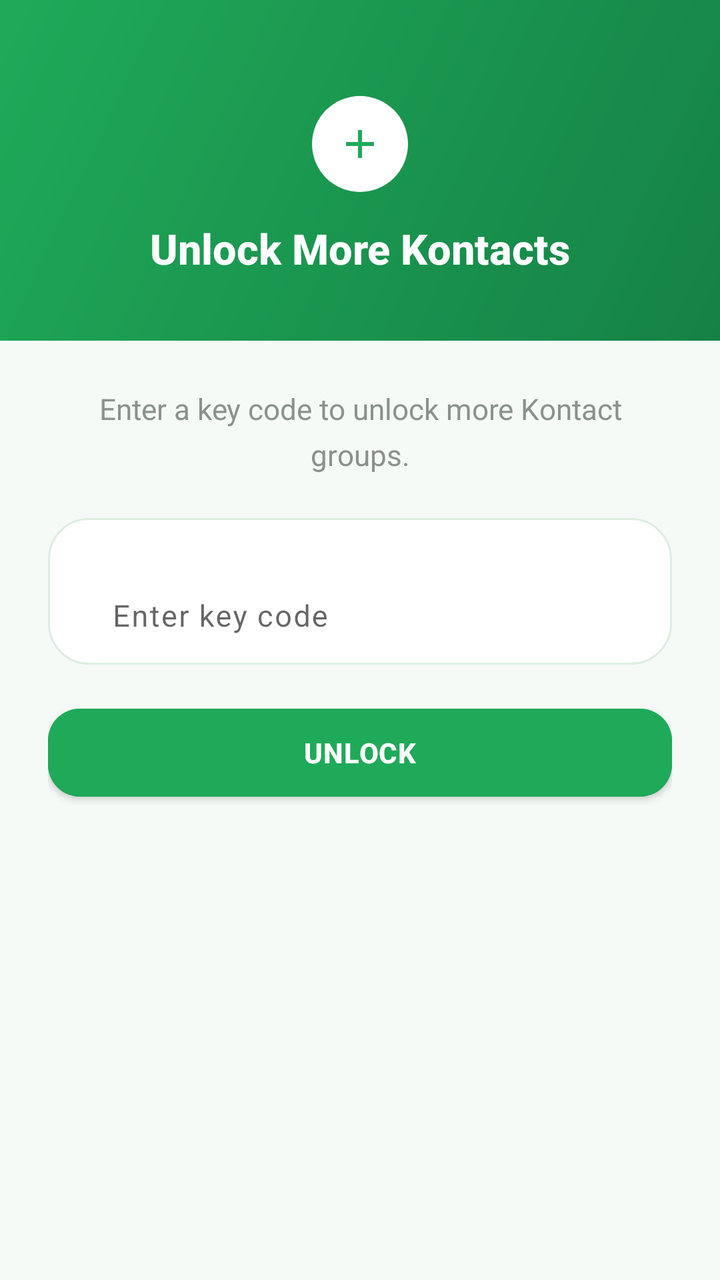
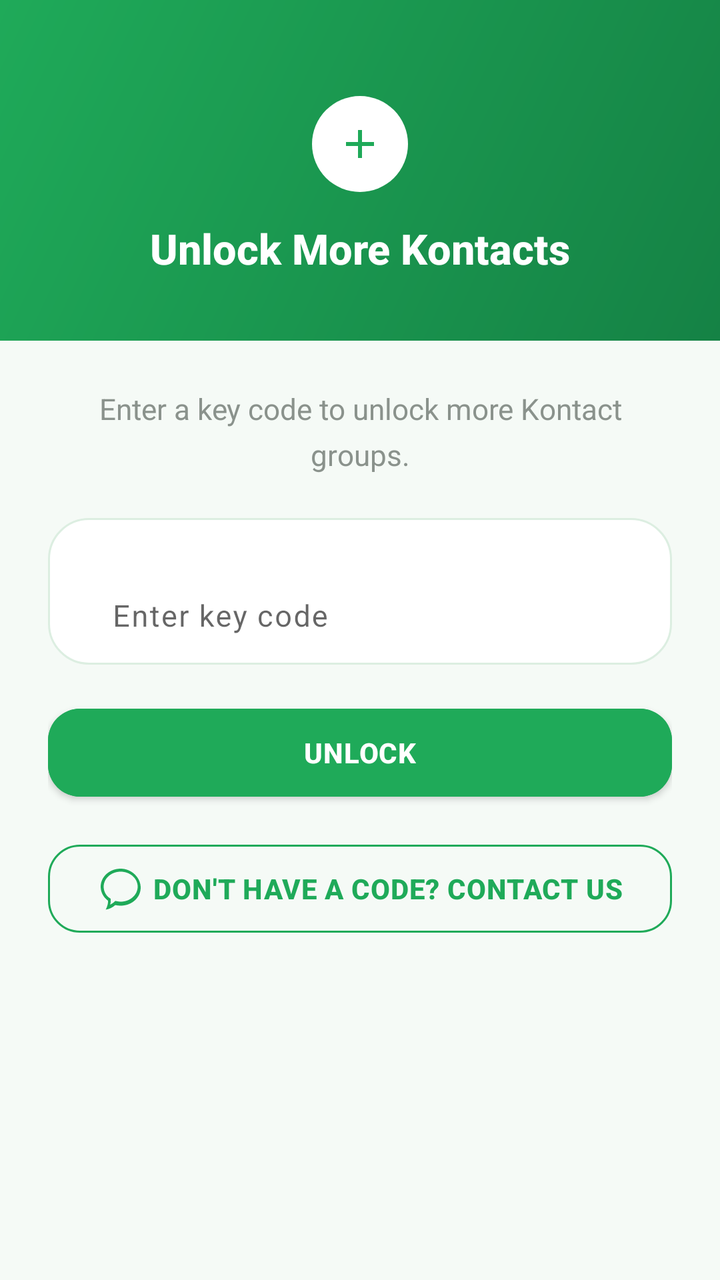

Compare the two renders of this Android layout. The source of the first and the diff that turns it into the second are given below.
<!-- AndroidManifest.xml: application theme Theme.VGKontact -->
<!-- res/layout/activity_upgrade_plan.xml -->
<?xml version="1.0" encoding="utf-8"?>
<LinearLayout xmlns:android="http://schemas.android.com/apk/res/android"
    xmlns:app="http://schemas.android.com/apk/res-auto"
    android:layout_width="match_parent"
    android:layout_height="match_parent"
    android:orientation="vertical"
    android:background="@color/stats_card_fill">

    <LinearLayout
        android:layout_width="match_parent"
        android:layout_height="wrap_content"
        android:orientation="vertical"
        android:background="@drawable/header_gradient"
        android:paddingTop="48dp"
        android:paddingBottom="32dp"
        android:paddingStart="24dp"
        android:paddingEnd="24dp"
        android:gravity="center">

        <ImageView
            android:layout_width="48dp"
            android:layout_height="48dp"
            android:padding="12dp"
            android:src="@drawable/ic_add"
            android:background="@drawable/avatar_circle_background"
            app:tint="@color/vg_green" />

        <TextView
            android:layout_width="wrap_content"
            android:layout_height="wrap_content"
            android:layout_marginTop="14dp"
            android:text="@string/title_upgrade_plan"
            android:textSize="21sp"
            android:textStyle="bold"
            android:fontFamily="sans-serif-medium"
            android:textColor="@color/white" />
    </LinearLayout>

    <LinearLayout
        android:layout_width="match_parent"
        android:layout_height="0dp"
        android:layout_weight="1"
        android:orientation="vertical"
        android:gravity="top"
        android:padding="24dp">

        <TextView
            android:layout_width="match_parent"
            android:layout_height="wrap_content"
            android:text="@string/upgrade_plan_coming_soon"
            android:textSize="14.5sp"
            android:lineSpacingMultiplier="1.3"
            android:textColor="@color/text_muted"
            android:gravity="center"
            android:layout_marginBottom="22dp" />

        
        <LinearLayout
            android:layout_width="match_parent"
            android:layout_height="wrap_content"
            android:orientation="vertical"
            android:background="@drawable/card_background"
            android:padding="4dp"
            android:layout_marginBottom="16dp">

            <com.google.android.material.textfield.TextInputLayout
                android:layout_width="match_parent"
                android:layout_height="wrap_content"
                app:boxBackgroundMode="none"
                app:hintTextColor="@color/vg_green"
                android:paddingStart="12dp"
                android:paddingEnd="12dp">

                <com.google.android.material.textfield.TextInputEditText
                    android:id="@+id/keyCodeInput"
                    android:layout_width="match_parent"
                    android:layout_height="wrap_content"
                    android:hint="@string/hint_key_code"
                    android:inputType="textCapCharacters"
                    android:textSize="15sp"
                    android:letterSpacing="0.05"
                    android:maxLines="1" />

            </com.google.android.material.textfield.TextInputLayout>

        </LinearLayout>

        <Button
            android:id="@+id/redeemKeyButton"
            android:layout_width="match_parent"
            android:layout_height="56dp"
            android:text="@string/btn_redeem_key"
            android:textAllCaps="true"
            android:letterSpacing="0.02"
            android:backgroundTint="@color/vg_green"
            android:textColor="@color/white"
            android:textStyle="bold"
            app:cornerRadius="16dp" />

        <ProgressBar
            android:id="@+id/redeemProgressBar"
            android:layout_width="wrap_content"
            android:layout_height="wrap_content"
            android:layout_marginTop="16dp"
            android:layout_gravity="center_horizontal"
            android:visibility="gone" />

    </LinearLayout>

</LinearLayout>
<!-- resources referenced by this layout -->
<resources>
  <color name="stats_card_fill">#F5FAF6</color>
  <color name="text_muted">#8A928C</color>
  <color name="vg_green">#1FAA59</color>
  <color name="white">#FFFFFF</color>
  <!-- drawable avatar_circle_background (drawable) -->
  <?xml version="1.0" encoding="utf-8"?>
  <shape xmlns:android="http://schemas.android.com/apk/res/android"
      android:shape="oval">
  
      <solid android:color="@color/white" />
  
  </shape>
  <!-- drawable card_background (drawable) -->
  <?xml version="1.0" encoding="utf-8"?>
  <shape xmlns:android="http://schemas.android.com/apk/res/android"
      android:shape="rectangle">
      <solid android:color="@color/white" />
      <corners android:radius="20dp" />
      <stroke android:width="1dp" android:color="@color/stats_card_border" />
  </shape>
  <!-- drawable header_gradient (drawable) -->
  <?xml version="1.0" encoding="utf-8"?>
  <shape xmlns:android="http://schemas.android.com/apk/res/android"
      android:shape="rectangle">
      <gradient
          android:angle="315"
          android:startColor="@color/vg_green"
          android:endColor="@color/vg_green_dark" />
  </shape>
  <!-- drawable ic_add (drawable) -->
  <vector xmlns:android="http://schemas.android.com/apk/res/android"
      android:width="24dp"
      android:height="24dp"
      android:viewportWidth="24"
      android:viewportHeight="24">
      <path
          android:fillColor="#FF000000"
          android:pathData="M19,13h-6v6h-2v-6H5v-2h6V5h2v6h6z"/>
  </vector>
  <string name="btn_redeem_key">Unlock</string>
  <string name="hint_key_code">Enter key code</string>
  <string name="title_upgrade_plan">Unlock More Kontacts</string>
  <string name="upgrade_plan_coming_soon">Enter a key code to unlock more Kontact groups.</string>
  <style name="Theme.VGKontact" parent="Theme.MaterialComponents.DayNight.NoActionBar">
          
          <item name="colorPrimary">#25D366</item>
          <item name="colorPrimaryVariant">#128C7E</item>
          <item name="colorOnPrimary">#FFFFFF</item>
  
          
          <item name="android:windowBackground">#FFFFFF</item>
          <item name="android:textColorPrimary">#000000</item>
          <item name="android:textColorSecondary">#555555</item>
  
          
          <item name="android:forceDarkAllowed">false</item>
      </style>
  <color name="stats_card_border">#DCEEE1</color>
  <color name="vg_green_dark">#158245</color>
</resources>

<!-- the commit's change to res/layout/activity_upgrade_plan.xml (unified diff, before → after) -->
@@ -1,110 +1,135 @@
 <?xml version="1.0" encoding="utf-8"?>
-<LinearLayout xmlns:android="http://schemas.android.com/apk/res/android"
+<androidx.core.widget.NestedScrollView xmlns:android="http://schemas.android.com/apk/res/android"
     xmlns:app="http://schemas.android.com/apk/res-auto"
     android:layout_width="match_parent"
     android:layout_height="match_parent"
-    android:orientation="vertical"
-    android:background="@color/stats_card_fill">
+    android:background="@color/stats_card_fill"
+    android:fillViewport="true">
 
     <LinearLayout
         android:layout_width="match_parent"
         android:layout_height="wrap_content"
-        android:orientation="vertical"
-        android:background="@drawable/header_gradient"
-        android:paddingTop="48dp"
-        android:paddingBottom="32dp"
-        android:paddingStart="24dp"
-        android:paddingEnd="24dp"
-        android:gravity="center">
+        android:orientation="vertical">
 
-        <ImageView
-            android:layout_width="48dp"
-            android:layout_height="48dp"
-            android:padding="12dp"
-            android:src="@drawable/ic_add"
-            android:background="@drawable/avatar_circle_background"
-            app:tint="@color/vg_green" />
-
-        <TextView
-            android:layout_width="wrap_content"
-            android:layout_height="wrap_content"
-            android:layout_marginTop="14dp"
-            android:text="@string/title_upgrade_plan"
-            android:textSize="21sp"
-            android:textStyle="bold"
-            android:fontFamily="sans-serif-medium"
-            android:textColor="@color/white" />
-    </LinearLayout>
-
-    <LinearLayout
-        android:layout_width="match_parent"
-        android:layout_height="0dp"
-        android:layout_weight="1"
-        android:orientation="vertical"
-        android:gravity="top"
-        android:padding="24dp">
-
-        <TextView
-            android:layout_width="match_parent"
-            android:layout_height="wrap_content"
-            android:text="@string/upgrade_plan_coming_soon"
-            android:textSize="14.5sp"
-            android:lineSpacingMultiplier="1.3"
-            android:textColor="@color/text_muted"
-            android:gravity="center"
-            android:layout_marginBottom="22dp" />
-
-        
         <LinearLayout
             android:layout_width="match_parent"
             android:layout_height="wrap_content"
             android:orientation="vertical"
-            android:background="@drawable/card_background"
-            android:padding="4dp"
-            android:layout_marginBottom="16dp">
+            android:background="@drawable/header_gradient"
+            android:paddingTop="48dp"
+            android:paddingBottom="32dp"
+            android:paddingStart="24dp"
+            android:paddingEnd="24dp"
+            android:gravity="center">
 
-            <com.google.android.material.textfield.TextInputLayout
-                android:layout_width="match_parent"
+            <ImageView
+                android:layout_width="48dp"
+                android:layout_height="48dp"
+                android:padding="12dp"
+                android:src="@drawable/ic_add"
+                android:background="@drawable/avatar_circle_background"
+                app:tint="@color/vg_green" />
+
+            <TextView
+                android:id="@+id/upgradeTitleText"
+                android:layout_width="wrap_content"
                 android:layout_height="wrap_content"
-                app:boxBackgroundMode="none"
-                app:hintTextColor="@color/vg_green"
-                android:paddingStart="12dp"
-                android:paddingEnd="12dp">
-
-                <com.google.android.material.textfield.TextInputEditText
-                    android:id="@+id/keyCodeInput"
-                    android:layout_width="match_parent"
-                    android:layout_height="wrap_content"
-                    android:hint="@string/hint_key_code"
-                    android:inputType="textCapCharacters"
-                    android:textSize="15sp"
-                    android:letterSpacing="0.05"
-                    android:maxLines="1" />
-
-            </com.google.android.material.textfield.TextInputLayout>
+                android:layout_marginTop="14dp"
+                android:text="@string/title_upgrade_plan"
+                android:textSize="21sp"
+                android:textStyle="bold"
+                android:fontFamily="sans-serif-medium"
+                android:textColor="@color/white" />
 
         </LinearLayout>
 
-        <Button
-            android:id="@+id/redeemKeyButton"
+        <LinearLayout
             android:layout_width="match_parent"
-            android:layout_height="56dp"
-            android:text="@string/btn_redeem_key"
-            android:textAllCaps="true"
-            android:letterSpacing="0.02"
-            android:backgroundTint="@color/vg_green"
-            android:textColor="@color/white"
-            android:textStyle="bold"
-            app:cornerRadius="16dp" />
+            android:layout_height="wrap_content"
+            android:orientation="vertical"
+            android:gravity="top"
+            android:padding="24dp">
 
-        <ProgressBar
-            android:id="@+id/redeemProgressBar"
-            android:layout_width="wrap_content"
-            android:layout_height="wrap_content"
-            android:layout_marginTop="16dp"
-            android:layout_gravity="center_horizontal"
-            android:visibility="gone" />
+            <TextView
+                android:id="@+id/upgradeSubtitleText"
+                android:layout_width="match_parent"
+                android:layout_height="wrap_content"
+                android:text="@string/upgrade_plan_coming_soon"
+                android:textSize="14.5sp"
+                android:lineSpacingMultiplier="1.3"
+                android:textColor="@color/text_muted"
+                android:gravity="center"
+                android:layout_marginBottom="22dp" />
+
+            <LinearLayout
+                android:layout_width="match_parent"
+                android:layout_height="wrap_content"
+                android:orientation="vertical"
+                android:background="@drawable/card_background"
+                android:padding="4dp"
+                android:layout_marginBottom="16dp">
+
+                <com.google.android.material.textfield.TextInputLayout
+                    android:layout_width="match_parent"
+                    android:layout_height="wrap_content"
+                    app:boxBackgroundMode="none"
+                    app:hintTextColor="@color/vg_green"
+                    android:paddingStart="12dp"
+                    android:paddingEnd="12dp">
+
+                    <com.google.android.material.textfield.TextInputEditText
+                        android:id="@+id/keyCodeInput"
+                        android:layout_width="match_parent"
+                        android:layout_height="wrap_content"
+                        android:hint="@string/hint_key_code"
+                        android:inputType="textCapCharacters"
+                        android:textSize="15sp"
+                        android:letterSpacing="0.05"
+                        android:maxLines="1" />
+
+                </com.google.android.material.textfield.TextInputLayout>
+
+            </LinearLayout>
+
+            <Button
+                android:id="@+id/redeemKeyButton"
+                android:layout_width="match_parent"
+                android:layout_height="56dp"
+                android:text="@string/btn_redeem_key"
+                android:textAllCaps="true"
+                android:letterSpacing="0.02"
+                android:backgroundTint="@color/vg_green"
+                android:textColor="@color/white"
+                android:textStyle="bold"
+                app:cornerRadius="16dp" />
+
+            <Button
+                android:id="@+id/noCodeContactUsButton"
+                android:layout_width="match_parent"
+                android:layout_height="56dp"
+                android:layout_marginTop="12dp"
+                android:text="@string/btn_no_code_contact_us"
+                android:textAllCaps="true"
+                android:letterSpacing="0.02"
+                android:textStyle="bold"
+                style="@style/Widget.MaterialComponents.Button.OutlinedButton"
+                app:strokeColor="@color/primary_light"
+                android:textColor="@color/primary_light"
+                app:icon="@drawable/ic_chat"
+                app:iconTint="@color/primary_light"
+                app:iconGravity="textStart"
+                app:cornerRadius="16dp" />
+
+            <ProgressBar
+                android:id="@+id/redeemProgressBar"
+                android:layout_width="wrap_content"
+                android:layout_height="wrap_content"
+                android:layout_marginTop="16dp"
+                android:layout_gravity="center_horizontal"
+                android:visibility="gone" />
+
+        </LinearLayout>
 
     </LinearLayout>
 
-</LinearLayout>
+</androidx.core.widget.NestedScrollView>
<!-- resource entries referenced after the edit -->
@@ -1,5 +1,6 @@
 <!-- resources referenced by this layout -->
 <resources>
+  <color name="primary_light">@color/vg_green</color>
   <color name="stats_card_fill">#F5FAF6</color>
   <color name="text_muted">#8A928C</color>
   <color name="vg_green">#1FAA59</color>
@@ -39,6 +40,17 @@
           android:fillColor="#FF000000"
           android:pathData="M19,13h-6v6h-2v-6H5v-2h6V5h2v6h6z"/>
   </vector>
+  <!-- drawable ic_chat (drawable) -->
+  <vector xmlns:android="http://schemas.android.com/apk/res/android"
+      android:width="24dp"
+      android:height="24dp"
+      android:viewportWidth="24"
+      android:viewportHeight="24">
+      <path
+          android:fillColor="#FF000000"
+          android:pathData="M12,2C6.48,2 2,6.02 2,11c0,2.85 1.44,5.39 3.68,7.02c0.11,1.14 -0.24,2.65 -1.15,4.47c1.9,-0.29 3.53,-1.15 4.75,-2.28C10.4,20.4 11.19,20.5 12,20.5c5.52,0 10,-4.02 10,-9S17.52,2 12,2zM12,18.5c-0.68,0 -1.34,-0.08 -1.97,-0.23l-0.7,-0.16l-0.55,0.51c-0.55,0.51 -1.24,0.98 -2.05,1.35c0.24,-0.75 0.35,-1.5 0.29,-2.24l-0.06,-0.72l-0.6,-0.4C4.6,15.4 3.5,13.32 3.5,11c0,-4.14 3.81,-7.5 8.5,-7.5s8.5,3.36 8.5,7.5S16.69,18.5 12,18.5z"/>
+  </vector>
+  <string name="btn_no_code_contact_us">Don\'t have a code? Contact Us</string>
   <string name="btn_redeem_key">Unlock</string>
   <string name="hint_key_code">Enter key code</string>
   <string name="title_upgrade_plan">Unlock More Kontacts</string>
